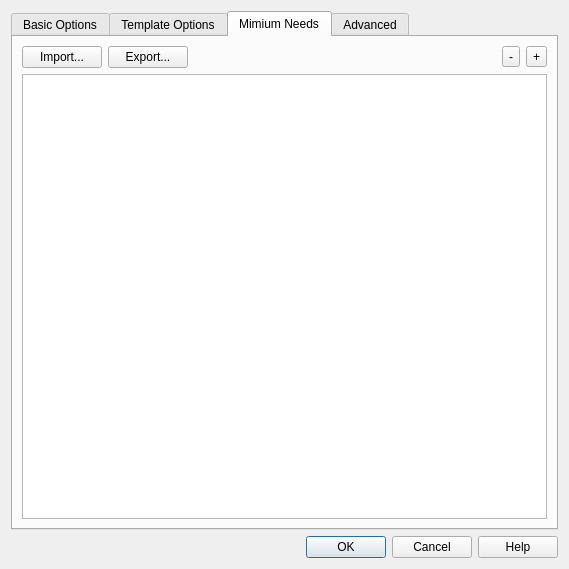
Old version of the form safe_qgis/ui/options_dialog_base.ui in the repository inasafe/inasafe.
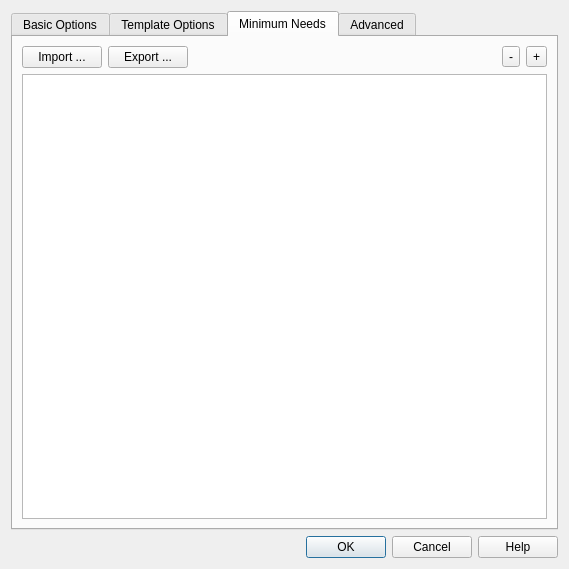
New version of the form. The open tabs and pages were chosen to show the change. Icons and pictures are not drawn.

Commit message: Updated the minimum_needs tool to include editable drop-down fields.

What changed in the file:
```diff
--- a/safe_qgis/ui/options_dialog_base.ui
+++ b/safe_qgis/ui/options_dialog_base.ui
@@ -426,7 +426,7 @@
      </widget>
      <widget class="QWidget" name="tab">
       <attribute name="title">
-       <string>Mimium Needs</string>
+       <string>Minimum Needs</string>
       </attribute>
       <layout class="QGridLayout" name="gridLayout_7">
        <item row="0" column="0">
@@ -436,14 +436,14 @@
            <item row="0" column="0">
             <widget class="QPushButton" name="import_button">
              <property name="text">
-              <string>Import...</string>
+              <string>Import ...</string>
              </property>
             </widget>
            </item>
            <item row="0" column="1">
             <widget class="QPushButton" name="export_button">
              <property name="text">
-              <string>Export...</string>
+              <string>Export ...</string>
              </property>
             </widget>
            </item>
```
The commit also changes 4 other files.
